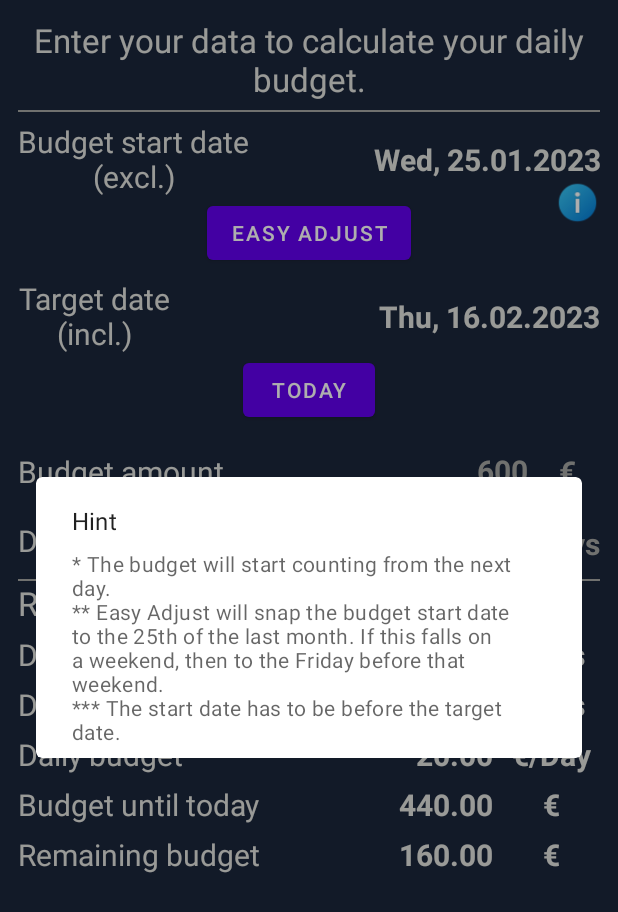
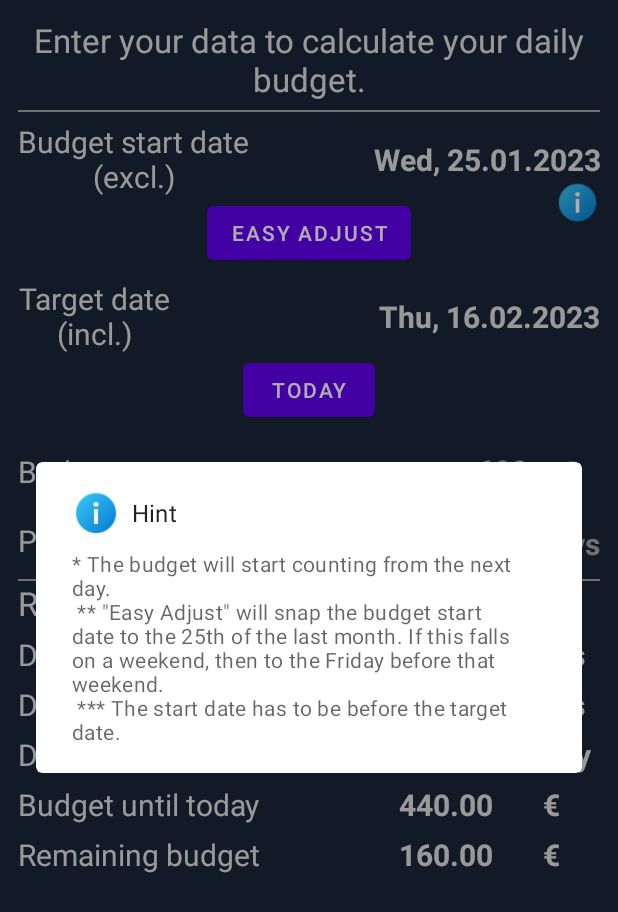
Before and after one commit to Chrismw98/BudgetCalc, an Android app: the screen it shows after launch (MainActivity), after a tap on an icon or button, on a phone screen of 412 x 824 dp. Shown: the top 912 px of the screen. Run offline under Robolectric (Android 15) with nearby library versions, the phone set to English and light mode, and no system bars.

Commit message:
Added language translations for German and moved RecyclerView item names and unit string initialization into code

```diff
--- a/app/src/main/java/chrismw/budgetcalc/Constants.kt
+++ b/app/src/main/java/chrismw/budgetcalc/Constants.kt
@@ -2,13 +2,7 @@ package chrismw.budgetcalc
 
 object Constants {
 
-    val defaultBudgetAmount = 600
-    val defaultNumberOfDays = 30
-    val defaultPaymentDayOfMonth = 25
-    val hintText =
-        "* The budget will start counting from the next day.\n" +
-                "** Easy Adjust will snap the budget start date to the 25th of the last month. " +
-                "If this falls on a weekend, then to the Friday before that weekend.\n" +
-                "*** The start date has to be before the target date."
-
+    const val defaultBudgetAmount = 600
+    const val defaultLengthOfPaymentCycleInDays = 30
+    const val defaultPaymentDayOfMonth = 25
 }
--- a/app/src/main/java/chrismw/budgetcalc/MainActivity.kt
+++ b/app/src/main/java/chrismw/budgetcalc/MainActivity.kt
@@ -27,34 +27,34 @@ import java.util.*
 
 class MainActivity : AppCompatActivity() {
 
-    var formatter = DateTimeFormatter.ofPattern("EEE, dd.MM.yyyy", Locale.getDefault());
+    private var formatter = DateTimeFormatter.ofPattern("EEE, dd.MM.yyyy", Locale.getDefault());
 
-    var binding: ActivityMainBinding? = null
+    private var binding: ActivityMainBinding? = null
 
-    var etBudgetAmount: EditText? = null
-    var etDivideBy: EditText? = null
+    private var etBudgetAmount: EditText? = null
+    private var etPaymentCycleLength: EditText? = null
 
-    var tvStartDate: TextView? = null
-    var tvTargetDate: TextView? = null
-    var startDate: LocalDate? = null
-    val today = LocalDate.now()
+    private var tvStartDate: TextView? = null
+    private var tvTargetDate: TextView? = null
+    private var startDate: LocalDate? = null
+    private val today = LocalDate.now()
 
-    var targetDate = today
-    var latestPaymentDate: LocalDate? = null
+    private var targetDate = today
+    private var latestPaymentDate: LocalDate? = null
 
-    var budgetAmount: Int = Constants.defaultBudgetAmount
-    var totalDays: Int = Constants.defaultNumberOfDays
+    private var budgetAmount: Int = Constants.defaultBudgetAmount
+    private var totalDays: Int = Constants.defaultLengthOfPaymentCycleInDays
 
-    var dailyBudgetMetric = Metric("Daily budget", 0.0, MetricUnit.EURO_PER_DAY)
-    var currentBudgetMetric = Metric("Budget until today", 0.0, MetricUnit.EURO)
-    var remainingBudgetMetric = Metric("Remaining budget", 0.0, MetricUnit.EURO)
-    var daysSinceStartMetric = Metric("Days since start", 0.0, MetricUnit.DAYS)
-    var daysRemainingMetric = Metric("Days remaining", 0.0, MetricUnit.DAYS)
+    private var dailyBudgetMetric = Metric("", 0.0, MetricUnit.EURO_PER_DAY)
+    private var currentBudgetMetric = Metric("", 0.0, MetricUnit.EURO)
+    private var remainingBudgetMetric = Metric("", 0.0, MetricUnit.EURO)
+    private var daysSinceStartMetric = Metric("", 0.0, MetricUnit.DAYS)
+    private var daysRemainingMetric = Metric("", 0.0, MetricUnit.DAYS)
 
-    var startDatePicker: MaterialDatePicker<Long>? = null
-    var targetDatePicker: MaterialDatePicker<Long>? = null
+    private var startDatePicker: MaterialDatePicker<Long>? = null
+    private var targetDatePicker: MaterialDatePicker<Long>? = null
 
-    var metricAdapter: MetricAdapter? = null
+    private var metricAdapter: MetricAdapter? = null
 
     override fun onCreate(savedInstanceState: Bundle?) {
         super.onCreate(savedInstanceState)
@@ -62,12 +62,12 @@ class MainActivity : AppCompatActivity() {
         setContentView(binding?.root)
 
         etBudgetAmount = binding?.etBudgetAmount
-        etDivideBy = binding?.etDivideBy
+        etPaymentCycleLength = binding?.etPaymentCycleLength
         tvStartDate = binding?.tvStartDate
         tvTargetDate = binding?.tvTargetDate
 
         etBudgetAmount?.hint = Constants.defaultBudgetAmount.toString()
-        etDivideBy?.hint = Constants.defaultNumberOfDays.toString()
+        etPaymentCycleLength?.hint = Constants.defaultLengthOfPaymentCycleInDays.toString()
 
         val btnEasyAdjust = binding?.btnEasyAdjust
         btnEasyAdjust?.setOnClickListener {
@@ -92,9 +92,9 @@ class MainActivity : AppCompatActivity() {
             updateCalculationsInUI()
         }
 
-        etDivideBy?.doOnTextChanged { text, start, before, count ->
+        etPaymentCycleLength?.doOnTextChanged { text, start, before, count ->
             totalDays = if (text == null || text!!.isEmpty()) {
-                Constants.defaultNumberOfDays
+                Constants.defaultLengthOfPaymentCycleInDays
             } else {
                 text.toString().toInt()
             }
@@ -103,18 +103,13 @@ class MainActivity : AppCompatActivity() {
 
         binding?.ibHint?.setOnClickListener {
             MaterialAlertDialogBuilder(this)
-                .setTitle("Hint")
-                .setItems(arrayOf(Constants.hintText)) { dialog, which ->
-
-                }
+                .setTitle(resources.getString(R.string.hint))
+                .setIcon(R.drawable.ic_info)
+                .setMessage(resources.getString(R.string.hint_message))
                 .show()
         }
 
-        setLatestPaymentDate()
-
-        setStartDateToLatestPaymentDate()
-        updateTargetDateInUI()
-        updateCalculationsInUI()
+        initializeDataAndUI()
 
         tvStartDate?.setOnClickListener {
             resetStartDatePicker()
@@ -133,6 +128,14 @@ class MainActivity : AppCompatActivity() {
 
     }
 
+    private fun initializeDataAndUI() {
+        initializeMetricStrings()
+        initializeLatestPaymentDate()
+        setStartDateToLatestPaymentDate()
+        updateTargetDateInUI()
+        updateCalculationsInUI()
+    }
+
     private fun getMetricsList(): ArrayList<Metric> {
         return arrayListOf(
             daysSinceStartMetric,
@@ -141,6 +144,14 @@ class MainActivity : AppCompatActivity() {
             currentBudgetMetric,
             remainingBudgetMetric,
         )
+    }
+
+    private fun initializeMetricStrings() {
+        dailyBudgetMetric.name = resources.getString(R.string.daily_budget)
+        currentBudgetMetric.name = resources.getString(R.string.budget_until_today)
+        remainingBudgetMetric.name = resources.getString(R.string.remaining_budget)
+        daysSinceStartMetric.name = resources.getString(R.string.days_since_start)
+        daysRemainingMetric.name = resources.getString(R.string.days_remaining)
     }
 
     private fun resetStartDatePicker() {
@@ -205,7 +216,7 @@ class MainActivity : AppCompatActivity() {
 //        binding?.tvDaysRemainingValue?.text = "$daysRemainingMetric Days"
     }
 
-    private fun setLatestPaymentDate() {
+    private fun initializeLatestPaymentDate() {
         val dayOfMonth = today.dayOfMonth
         if (dayOfMonth < Constants.defaultPaymentDayOfMonth) {
             latestPaymentDate = today.minusMonths(1)
--- a/app/src/main/java/chrismw/budgetcalc/Metric.kt
+++ b/app/src/main/java/chrismw/budgetcalc/Metric.kt
@@ -1,11 +1,11 @@
 package chrismw.budgetcalc
 
-data class Metric(val name: String, var value: Double, val unit: MetricUnit) {
+data class Metric(var name: String, var value: Double, val unit: MetricUnit) {
 
 }
 
-enum class MetricUnit(val unitString: String) {
-    DAYS("Days"),
-    EURO_PER_DAY("€/Day"),
-    EURO("€"),
+enum class MetricUnit() {
+    DAYS,
+    EURO_PER_DAY,
+    EURO,
 }
--- a/app/src/main/java/chrismw/budgetcalc/MetricAdapter.kt
+++ b/app/src/main/java/chrismw/budgetcalc/MetricAdapter.kt
@@ -3,6 +3,7 @@ import android.view.ViewGroup
 import androidx.recyclerview.widget.RecyclerView
 import chrismw.budgetcalc.Metric
 import chrismw.budgetcalc.MetricUnit
+import chrismw.budgetcalc.R
 import chrismw.budgetcalc.databinding.MetricItemBinding
 import kotlin.math.abs
 
@@ -43,14 +44,30 @@ class MetricAdapter(private val metrics: ArrayList<Metric>) :
             holder.tvMetricValue.text = String.format("%.0f", metric.value)
 
             if (abs(metric.value) == 1.0) {
-                holder.tvMetricUnit.text = "Day"
+                holder.tvMetricUnit.text = holder.tvMetricUnit.context.getString(R.string.day)
             } else {
-                holder.tvMetricUnit.text = metric.unit.unitString
+                holder.tvMetricUnit.text = holder.tvMetricUnit.context.getString(R.string.days)
             }
 
+            if (metric.value < 0) {
+                holder.tvMetricValue.setTextColor(holder.tvMetricValue.context.resources.getColor(R.color.red))
+                holder.tvMetricUnit.setTextColor(holder.tvMetricUnit.context.resources.getColor(R.color.red))
+            } else {
+                holder.tvMetricValue.setTextColor(holder.tvMetricValue.context.resources.getColor(R.color.text_normal))
+                holder.tvMetricUnit.setTextColor(holder.tvMetricUnit.context.resources.getColor(R.color.text_normal))
+            }
         } else {
             holder.tvMetricValue.text = String.format("%.2f", metric.value)
-            holder.tvMetricUnit.text = metric.unit.unitString
+            setMetricUnitStrings(holder, metric)
+        }
+    }
+
+    private fun setMetricUnitStrings(holder: ViewHolder, metric: Metric) {
+        val tvContext = holder.tvMetricUnit.context
+        holder.tvMetricUnit.text = when (metric.unit) {
+            MetricUnit.EURO -> tvContext.getString(R.string.EUR)
+            MetricUnit.EURO_PER_DAY -> tvContext.getString(R.string.EUR_per_day)
+            MetricUnit.DAYS -> tvContext.getString(R.string.days)
         }
     }
 
--- a/app/src/main/res/layout/activity_main.xml
+++ b/app/src/main/res/layout/activity_main.xml
@@ -10,7 +10,6 @@
     <LinearLayout
         android:layout_width="match_parent"
         android:layout_height="match_parent"
-
         android:orientation="vertical"
         android:padding="12dp"
         tools:context=".MainActivity">
@@ -19,7 +18,7 @@
             android:layout_width="wrap_content"
             android:layout_height="wrap_content"
             android:layout_gravity="center_horizontal"
-            android:text="Enter your data to calculate your daily budget."
+            android:text="@string/title_instructions"
             android:textAlignment="center"
             android:textColor="@color/text_normal"
             android:textSize="22sp"
@@ -40,7 +39,7 @@
                 android:id="@+id/tv_question_1"
                 android:layout_width="wrap_content"
                 android:layout_height="wrap_content"
-                android:text="Budget start date\n(excl.)"
+                android:text="@string/budget_start_date_excl"
                 android:textAlignment="center"
                 android:textColor="@color/text_normal"
                 android:textSize="20sp"
@@ -77,7 +76,7 @@
                 android:id="@+id/btn_easy_adjust"
                 android:layout_width="wrap_content"
                 android:layout_height="wrap_content"
-                android:text="Easy adjust"
+                android:text="@string/easy_adjust"
                 app:layout_constraintEnd_toEndOf="parent"
                 app:layout_constraintStart_toStartOf="parent"
                 app:layout_constraintTop_toBottomOf="@id/tv_question_1" />
@@ -93,7 +92,7 @@
                 android:id="@+id/tv_question_4"
                 android:layout_width="wrap_content"
                 android:layout_height="wrap_content"
-                android:text="Target date\n(incl.)"
+                android:text="@string/target_date_incl"
                 android:textAlignment="center"
                 android:textColor="@color/text_normal"
                 android:textSize="20sp"
@@ -119,7 +118,7 @@
                 android:id="@+id/btn_jump_to_today"
                 android:layout_width="wrap_content"
                 android:layout_height="wrap_content"
-                android:text="Today"
+                android:text="@string/today"
                 app:layout_constraintEnd_toEndOf="parent"
                 app:layout_constraintStart_toStartOf="parent"
                 app:layout_constraintTop_toBottomOf="@id/tv_question_4" />
@@ -136,7 +135,7 @@
                 android:layout_width="wrap_content"
                 android:layout_height="match_parent"
                 app:barrierDirection="start"
-                app:constraint_referenced_ids="tv_divide_by_unit, tv_budget_amount_unit"
+                app:constraint_referenced_ids="tv_payment_cycle_length_unit, tv_budget_amount_unit"
                 app:layout_constraintBottom_toBottomOf="parent"
                 app:layout_constraintTop_toTopOf="parent" />
 
@@ -144,7 +143,7 @@
                 android:id="@+id/tv_question_2"
                 android:layout_width="wrap_content"
                 android:layout_height="wrap_content"
-                android:text="Budget amount"
+                android:text="@string/budget_amount"
                 android:textAlignment="textStart"
                 android:textColor="@color/text_normal"
                 android:textSize="20sp"
@@ -173,7 +172,7 @@
                 android:id="@+id/tv_budget_amount_unit"
                 android:layout_width="wrap_content"
                 android:layout_height="wrap_content"
-                android:text="€"
+                android:text="@string/EUR"
                 android:textAlignment="textStart"
                 android:textColor="@color/text_hint"
                 android:textSize="20sp"
@@ -188,7 +187,7 @@
                 android:layout_width="wrap_content"
                 android:layout_height="wrap_content"
                 android:layout_marginTop="6dp"
-                android:text="Divide by"
+                android:text="@string/payment_cycle_length"
                 android:textAlignment="textStart"
                 android:textColor="@color/text_normal"
                 android:textSize="20sp"
@@ -198,7 +197,7 @@
                 app:layout_constraintTop_toBottomOf="@id/tv_question_2" />
 
             <EditText
-                android:id="@+id/et_divide_by"
+                android:id="@+id/et_payment_cycle_length"
                 android:layout_width="wrap_content"
                 android:layout_height="wrap_content"
                 android:imeOptions="actionDone"
@@ -215,18 +214,18 @@
                 tools:hint="30" />
 
             <TextView
-                android:id="@+id/tv_divide_by_unit"
+                android:id="@+id/tv_payment_cycle_length_unit"
                 android:layout_width="wrap_content"
                 android:layout_height="wrap_content"
-                android:text="Days"
+                android:text="@string/days"
                 android:textAlignment="textStart"
                 android:textColor="@color/text_hint"
                 android:textSize="20sp"
                 android:textStyle="bold"
-                app:layout_constraintBottom_toBottomOf="@id/et_divide_by"
+                app:layout_constraintBottom_toBottomOf="@id/et_payment_cycle_length"
                 app:layout_constraintEnd_toEndOf="parent"
                 app:layout_constraintStart_toStartOf="@id/barrier"
-                app:layout_constraintTop_toTopOf="@id/et_divide_by" />
+                app:layout_constraintTop_toTopOf="@id/et_payment_cycle_length" />
 
         </androidx.constraintlayout.widget.ConstraintLayout>
 
@@ -239,7 +238,7 @@
             android:layout_width="wrap_content"
             android:layout_height="wrap_content"
             android:layout_gravity="start"
-            android:text="Results:"
+            android:text="@string/results"
             android:textAlignment="textStart"
             android:textColor="@color/text_normal"
             android:textSize="22sp"
--- a/app/src/main/res/values/colors.xml
+++ b/app/src/main/res/values/colors.xml
@@ -9,6 +9,7 @@
     <color name="white">#FFFFFFFF</color>
 
     <color name="light_gray">#C4C4C4</color>
+    <color name="red">#FF0000</color>
 
     <color name="color_primary">#1B263B</color>
     <color name="color_secondary">#778DA9</color>
--- a/app/src/main/res/values/strings.xml
+++ b/app/src/main/res/values/strings.xml
@@ -1,3 +1,27 @@
 <resources>
     <string name="app_name">BudgetCalc</string>
+    <string name="title_instructions">Enter your data to calculate your daily budget.</string>
+    <string name="budget_start_date_excl">Budget start date\n(excl.)</string>
+    <string name="target_date_incl">Target date\n(incl.)</string>
+    <string name="easy_adjust">Easy adjust</string>
+    <string name="today">Today</string>
+    <string name="budget_amount">Budget amount</string>
+    <string name="payment_cycle_length">Payment cycle length</string>
+    <string name="results">Results:</string>
+    <string name="hint">Hint</string>
+    <string name="hint_message">* The budget will start counting from the next day.\n
+        ** \"Easy Adjust\" will snap the budget start date to the 25th of the last month. If this falls
+        on a weekend, then to the Friday before that weekend.\n
+        *** The start date has to be before the target date.</string>
+
+    <string name="days_since_start">Days since start</string>
+    <string name="days_remaining">Days remaining</string>
+    <string name="daily_budget">Daily budget</string>
+    <string name="budget_until_today">Budget until today</string>
+    <string name="remaining_budget">Remaining budget</string>
+
+    <string name="EUR">€</string>
+    <string name="day">Day</string>
+    <string name="days">Days</string>
+    <string name="EUR_per_day">€/Day</string>
 </resources>
```
Also changed, not shown: 1 other file.
